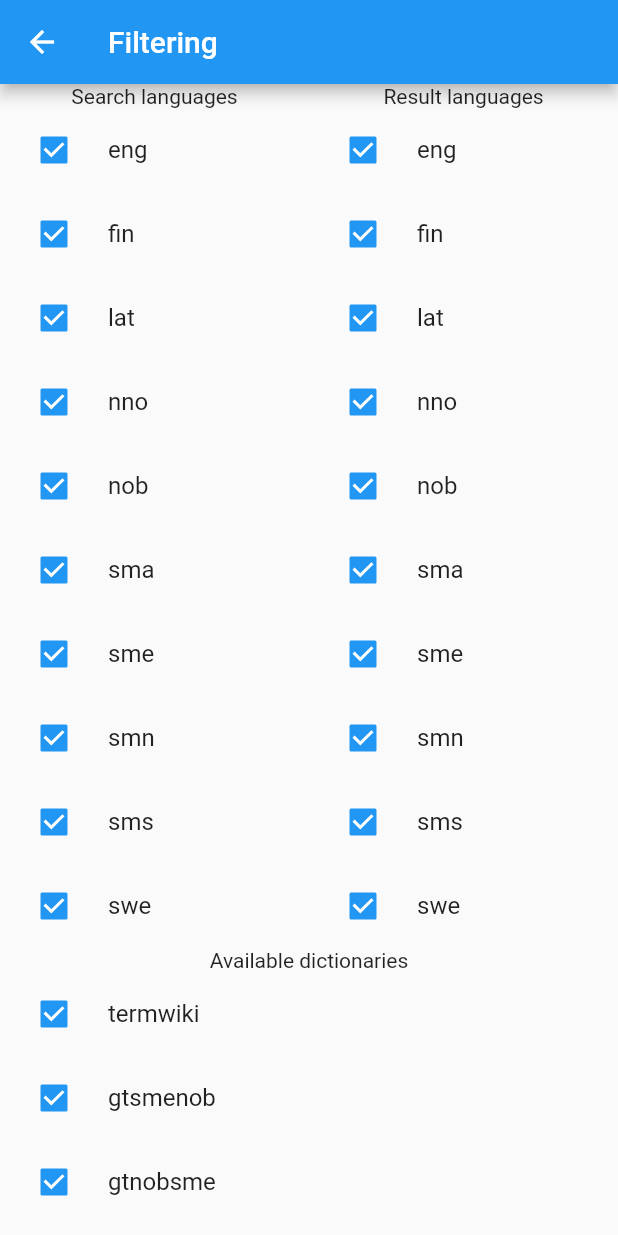
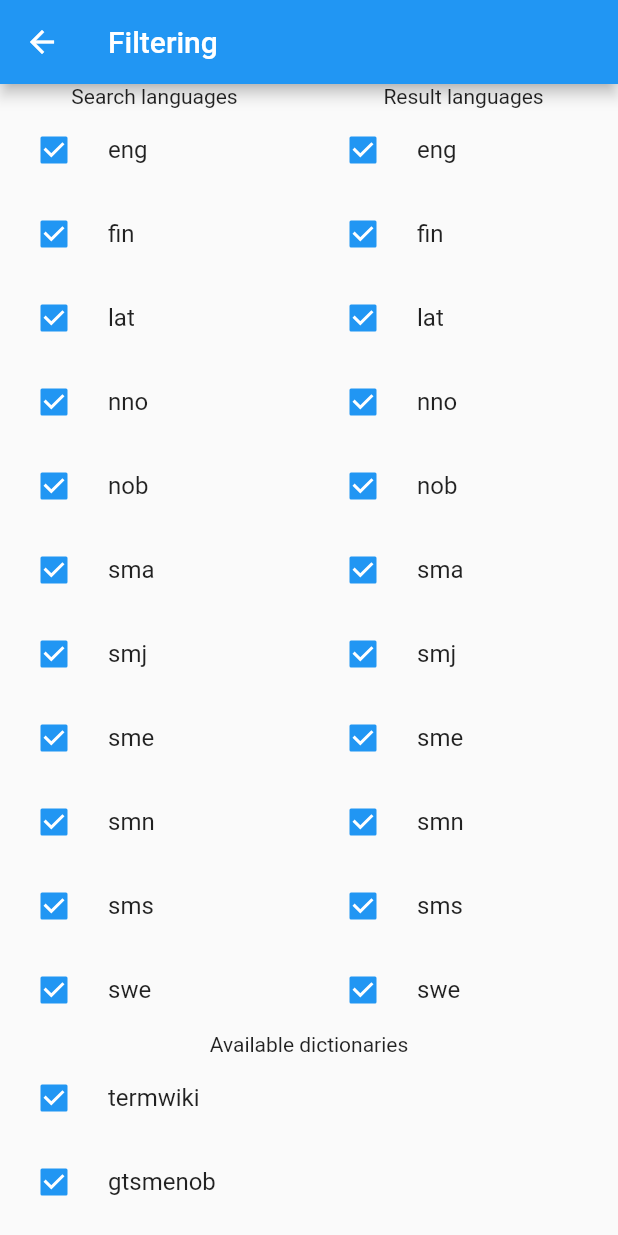
Before and after one commit to divvun/satni_flutter, a Flutter app: the FilterPage screen opened directly, on a phone screen of 412 x 824 dp. Run offline on Flutter 3.47's test engine with Material 2 defaults, Android fonts, the phone set to English and light mode, and no system bars; our stand-ins replace equatable, flutter_hooks, flutter_riverpod, freezed_annotation, go_router, graphql and 1 more; missing offline and left inert: artemis, gql.

Commit message:
Add smj as available language

```diff
--- a/lib/filter/models/filter.dart
+++ b/lib/filter/models/filter.dart
@@ -16,6 +16,7 @@ class Filter with _$Filter {
       'nno',
       'nob',
       'sma',
+      'smj',
       'sme',
       'smn',
       'sms',
@@ -29,6 +30,7 @@ class Filter with _$Filter {
       'nno',
       'nob',
       'sma',
+      'smj',
       'sme',
       'smn',
       'sms',
--- a/lib/filter/view/view.dart
+++ b/lib/filter/view/view.dart
@@ -16,6 +16,7 @@ class FilterPage extends ConsumerWidget {
     'nno',
     'nob',
     'sma',
+    'smj',
     'sme',
     'smn',
     'sms',
```
Also changed, not shown: lib/filter/models/filter.freezed.dart.
